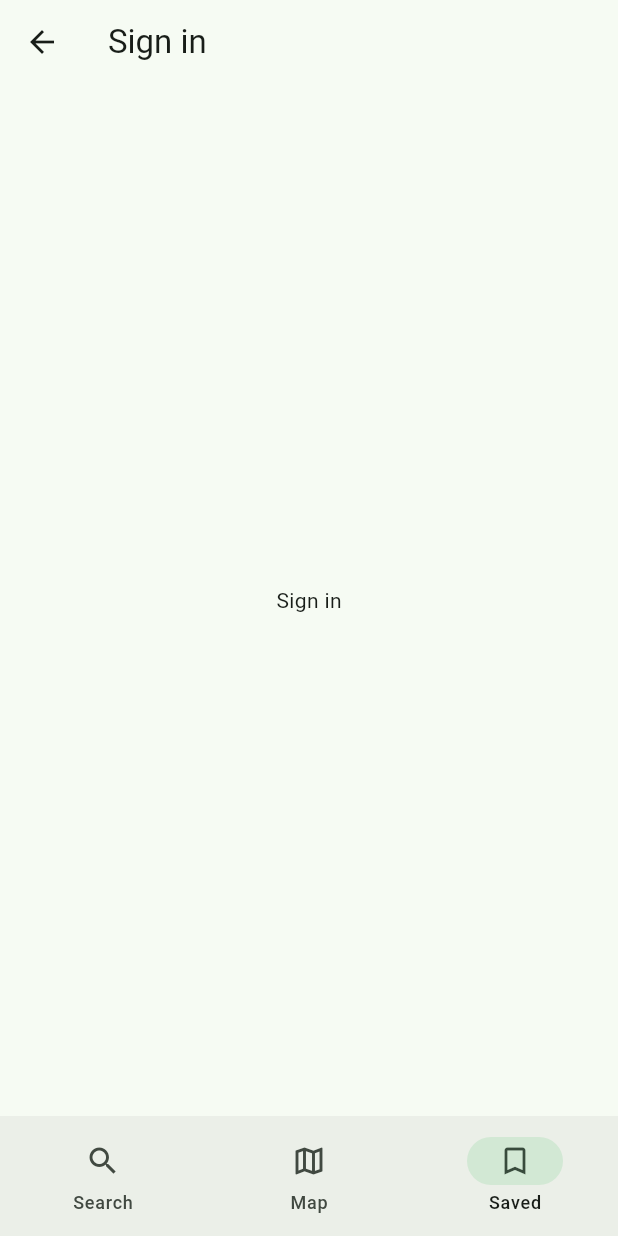
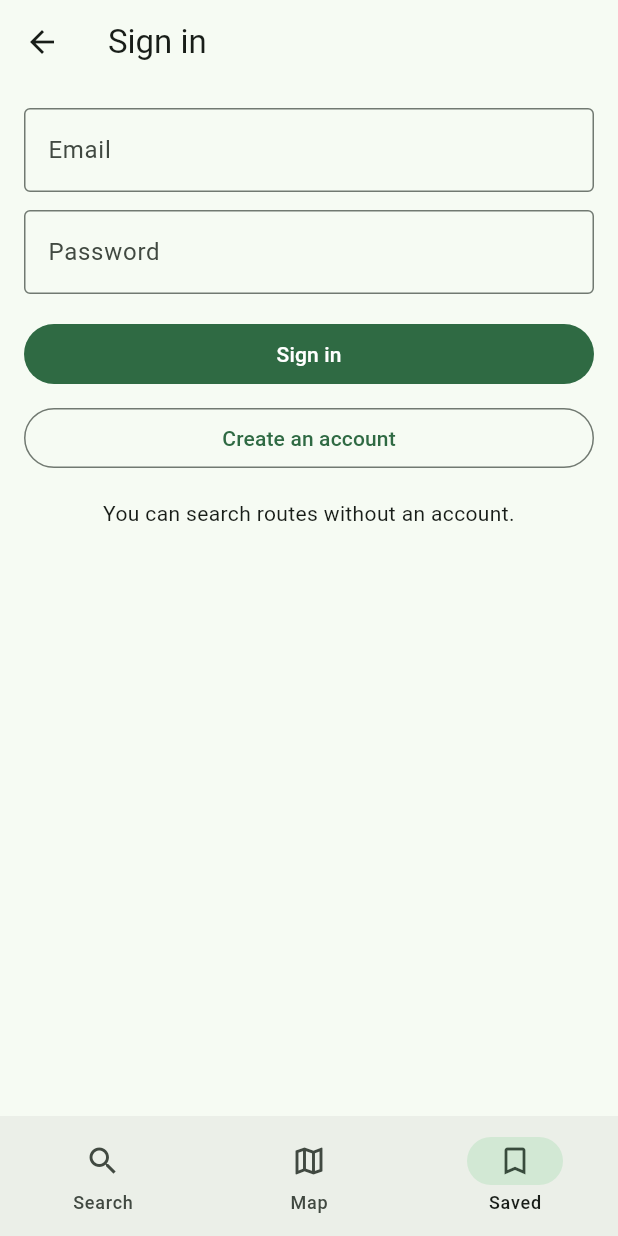
Before and after one commit to Wube2106/bus_route_helper, a Flutter app: the screen it shows after launch, item 3 of the bottom bar chosen, after a tap on "Sign in", on a phone screen of 412 x 824 dp. Run offline on Flutter 3.47's test engine with Material 3 defaults, Android fonts, the phone set to English and light mode, and no system bars; our stand-ins replace flutter_riverpod, freezed_annotation, go_router.

Commit message:
Add Saved Routes and Sign in screens with fake auth

```diff
--- a/lib/features/auth/presentation/sign_in_screen.dart
+++ b/lib/features/auth/presentation/sign_in_screen.dart
@@ -1,13 +1,94 @@
 import 'package:flutter/material.dart';
+import 'package:flutter_riverpod/flutter_riverpod.dart';
+import 'package:go_router/go_router.dart';
 
-class SignInScreen extends StatelessWidget {
+import '../domain/auth_repository.dart';
+import 'auth_providers.dart';
+
+class SignInScreen extends ConsumerStatefulWidget {
   const SignInScreen({super.key});
+
+  @override
+  ConsumerState<SignInScreen> createState() => _SignInScreenState();
+}
+
+class _SignInScreenState extends ConsumerState<SignInScreen> {
+  final _email = TextEditingController();
+  final _password = TextEditingController();
+
+  @override
+  void dispose() {
+    _email.dispose();
+    _password.dispose();
+    super.dispose();
+  }
+
+  Future<void> _submit({required bool register}) async {
+    final auth = ref.read(authStateProvider.notifier);
+
+    try {
+      if (register) {
+        await auth.register(_email.text, _password.text);
+      } else {
+        await auth.signIn(_email.text, _password.text);
+      }
+
+      if (mounted) context.go('/saved');
+    } on AuthException catch (e) {
+      if (mounted) {
+        ScaffoldMessenger.of(context)
+            .showSnackBar(SnackBar(content: Text(e.message)));
+      }
+    }
+  }
 
   @override
   Widget build(BuildContext context) {
     return Scaffold(
-      appBar: AppBar(title: const Text('Sign in')),
-      body: Center(child: Text('Sign in')),
+      appBar: AppBar(
+        leading: IconButton(
+          icon: const Icon(Icons.arrow_back),
+          onPressed: () => context.go('/saved'),
+        ),
+        title: const Text('Sign in'),
+      ),
+      body: ListView(
+        padding: const EdgeInsets.all(16),
+        children: [
+          TextField(
+            controller: _email,
+            keyboardType: TextInputType.emailAddress,
+            decoration: const InputDecoration(
+              labelText: 'Email',
+              border: OutlineInputBorder(),
+            ),
+          ),
+          const SizedBox(height: 12),
+          TextField(
+            controller: _password,
+            obscureText: true,
+            decoration: const InputDecoration(
+              labelText: 'Password',
+              border: OutlineInputBorder(),
+            ),
+          ),
+          const SizedBox(height: 16),
+          FilledButton(
+            onPressed: () => _submit(register: false),
+            child: const Text('Sign in'),
+          ),
+          const SizedBox(height: 8),
+          OutlinedButton(
+            onPressed: () => _submit(register: true),
+            child: const Text('Create an account'),
+          ),
+          const SizedBox(height: 16),
+          const Text(
+            'You can search routes without an account.',
+            textAlign: TextAlign.center,
+          ),
+        ],
+      ),
     );
   }
 }
```
Also changed, not shown: 1 other file.
